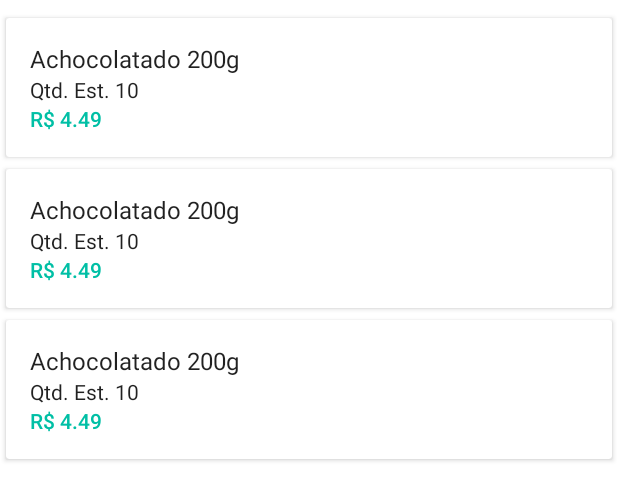
After one commit to filipebezerra/LibertVendas, an Android app: the layout fragment_lista_produtos.xml on its own in the app's theme, with its tools: preview values and no code run, on a phone screen of 412 x 824 dp. The commit adds this screen. Shown: the top 500 px of the screen. Run offline under Robolectric (Android 15) with nearby library versions, the phone set to English and light mode, and no system bars.

Commit message:
Resolve #3.

```diff
--- a/app/src/main/java/br/com/libertsolutions/libertvendas/app/presentation/home/HomeContract.java
+++ b/app/src/main/java/br/com/libertsolutions/libertvendas/app/presentation/home/HomeContract.java
@@ -8,11 +8,15 @@ interface HomeContract {
         void navigateToSettings();
 
         void navigateToClientes();
+
+        void navigateToProdutos();
     }
 
     interface Presenter {
         void clickNavigationMenuSettings();
 
         void clickNavigationMenuClientes();
+
+        void clickNavigationMenuProdutos();
     }
 }
--- a/app/src/main/java/br/com/libertsolutions/libertvendas/app/presentation/home/HomePresenter.java
+++ b/app/src/main/java/br/com/libertsolutions/libertvendas/app/presentation/home/HomePresenter.java
@@ -19,4 +19,9 @@ class HomePresenter implements HomeContract.Presenter {
     public void clickNavigationMenuClientes() {
         mView.navigateToClientes();
     }
+
+    @Override
+    public void clickNavigationMenuProdutos() {
+        mView.navigateToProdutos();
+    }
 }
--- /dev/null
+++ b/app/src/main/res/layout/fragment_lista_produtos.xml
@@ -0,0 +1,21 @@
+<FrameLayout xmlns:android="http://schemas.android.com/apk/res/android"
+    xmlns:app="http://schemas.android.com/apk/res-auto"
+    xmlns:tools="http://schemas.android.com/tools"
+    android:layout_width="match_parent"
+    android:layout_height="match_parent"
+    tools:context=".presentation.listaprodutos.ListaProdutosFragment"
+    >
+
+    <android.support.v7.widget.RecyclerView
+        android:id="@+id/recycler_view_produtos"
+        android:layout_width="match_parent"
+        android:layout_height="wrap_content"
+        android:layout_marginTop="8dp"
+        android:paddingBottom="8dp"
+        android:clipToPadding="false"
+        android:scrollbars="vertical"
+        app:layoutManager="android.support.v7.widget.LinearLayoutManager"
+        tools:listitem="@layout/list_item_produto"
+        />
+
+</FrameLayout>
--- /dev/null
+++ b/app/src/main/res/layout/list_item_produto.xml
@@ -0,0 +1,63 @@
+<?xml version="1.0" encoding="utf-8"?>
+<LinearLayout xmlns:android="http://schemas.android.com/apk/res/android"
+    xmlns:app="http://schemas.android.com/apk/res-auto"
+    xmlns:tools="http://schemas.android.com/tools"
+    android:layout_width="match_parent"
+    android:layout_height="wrap_content"
+    android:orientation="vertical"
+    >
+
+    <android.support.v7.widget.CardView
+        android:id="@+id/card_view"
+        android:layout_width="match_parent"
+        android:layout_height="wrap_content"
+        android:layout_margin="4dp"
+        android:clickable="true"
+        android:foreground="@drawable/list_selector"
+        app:contentPadding="16dp"
+        >
+
+        <LinearLayout
+            android:layout_width="match_parent"
+            android:layout_height="wrap_content"
+            android:orientation="vertical"
+            >
+
+            <TextView
+                android:id="@+id/text_view_nome_produto"
+                android:layout_width="match_parent"
+                android:layout_height="wrap_content"
+                android:ellipsize="end"
+                android:maxLines="1"
+                android:textAppearance="@style/TextAppearance.AppCompat.Subhead"
+                tools:text="Achocolatado 200g"
+                />
+
+            <TextView
+                android:id="@+id/text_view_qtde_estoque"
+                android:layout_width="match_parent"
+                android:layout_height="wrap_content"
+                android:ellipsize="end"
+                android:gravity="center_vertical"
+                android:maxLines="1"
+                android:textAppearance="@style/TextAppearance.AppCompat.Body1"
+                tools:text="Qtd. Est. 10"
+                />
+
+            <TextView
+                android:id="@+id/text_view_preco_produto"
+                android:layout_width="match_parent"
+                android:layout_height="wrap_content"
+                android:textAppearance="@style/TextAppearance.AppCompat.Body2"
+                android:maxLines="1"
+                android:ellipsize="end"
+                android:gravity="center_vertical"
+                android:textColor="?attr/colorAccent"
+                tools:text="R$ 4.49"
+                />
+
+        </LinearLayout>
+
+    </android.support.v7.widget.CardView>
+
+</LinearLayout>
--- a/app/src/main/res/values/strings.xml
+++ b/app/src/main/res/values/strings.xml
@@ -24,6 +24,10 @@
     <string name="title_fragment_lista_clientes">Clientes</string>
     <string name="hint_busca_cliente">Busque pela razão social</string>
 
+    <!-- Tela Lista de Produtos -->
+    <string name="title_fragment_lista_produtos">Produtos</string>
+    <string name="hint_busca_produto">Busque pela nome</string>
+
     <!-- Common strings -->
     <string name="action_search">Pesquisar</string>
 </resources>
```
Also changed, not shown: app/src/main/java/br/com/libertsolutions/libertvendas/app/data/produtos/ProdutoService.java (added, +15 -0 lines), app/src/main/java/br/com/libertsolutions/libertvendas/app/domain/pojo/Produto.java (added, +31 -0 lines), app/src/main/java/br/com/libertsolutions/libertvendas/app/presentation/home/HomeActivity.java (+6 -1 lines), app/src/main/java/br/com/libertsolutions/libertvendas/app/presentation/listaprodutos/ListaProdutosContract.java (added, +20 -0 lines), app/src/main/java/br/com/libertsolutions/libertvendas/app/presentation/listaprodutos/ListaProdutosFragment.java (added, +85 -0 lines), app/src/main/java/br/com/libertsolutions/libertvendas/app/presentation/listaprodutos/ListaProdutosPresenter.java (added, +28 -0 lines), app/src/main/java/br/com/libertsolutions/libertvendas/app/presentation/listaprodutos/ProdutoAdapter.java (added, +109 -0 lines), app/src/main/java/br/com/libertsolutions/libertvendas/app/presentation/listaprodutos/ProdutoViewHolder.java (added, +24 -0 lines), app/src/main/java/br/com/libertsolutions/libertvendas/app/presentation/util/FormattingUtils.java (added, +35 -0 lines), app/src/main/java/br/com/libertsolutions/libertvendas/app/presentation/util/Navigator.java (+9 -0 lines), app/src/main/res/drawable/ic_attach_money_grey_24dp.xml (added, +9 -0 lines), app/src/main/res/menu/menu_lista_produtos.xml (added, +15 -0 lines), 3 other files.
